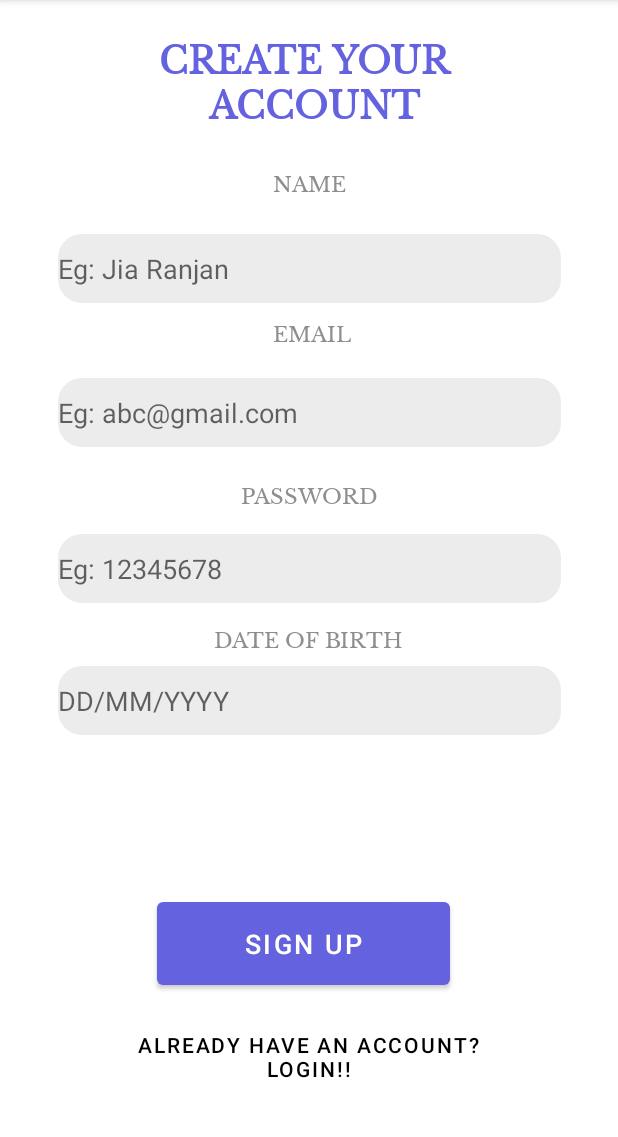
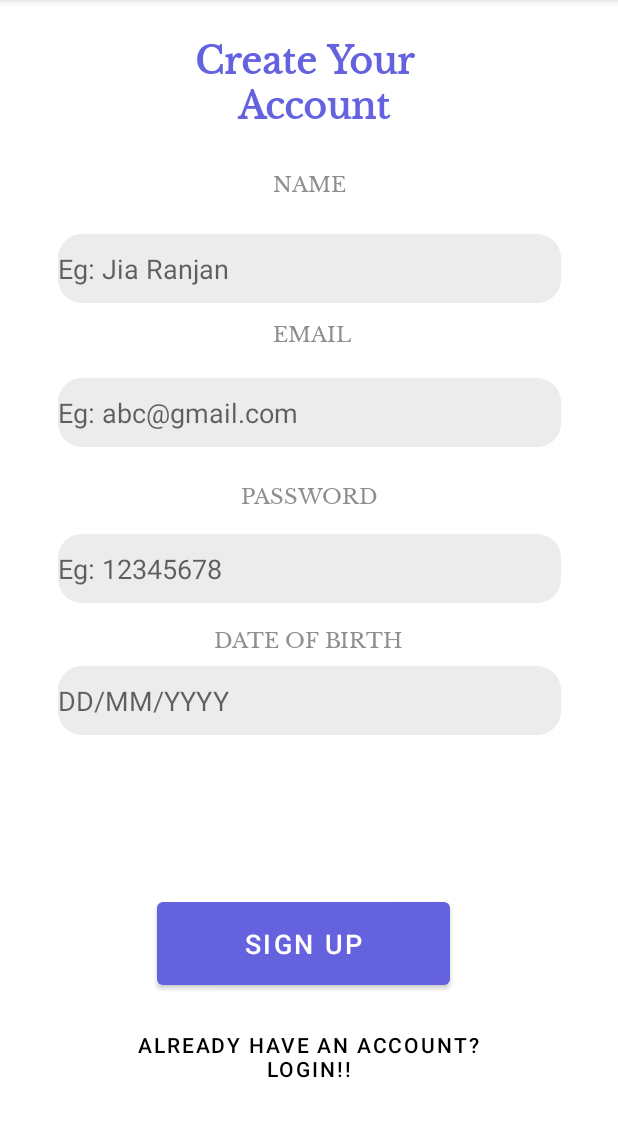
Before and after one commit to ProgrammerShray/JivanShaastra, an Android app: the screen it shows after launch (MainActivity), on a phone screen of 412 x 824 dp, the part 84-1221 px from its top. Run offline under Robolectric (Android 15) with nearby library versions, the light colour scheme and no system bars; our stand-ins replace Volley.

Commit message:
slight changes again done in signup and login

```diff
--- a/app/src/main/res/layout/activity_main.xml
+++ b/app/src/main/res/layout/activity_main.xml
@@ -14,7 +14,7 @@
         android:layout_marginTop="16dp"
         android:fontFamily="@font/librebaskerville"
         android:gravity="center"
-        android:text="CREATE YOUR \n ACCOUNT"
+        android:text="Create Your \n Account"
         android:textColor="@color/jps1"
         android:textSize="24sp"
         android:textStyle="bold"
```
